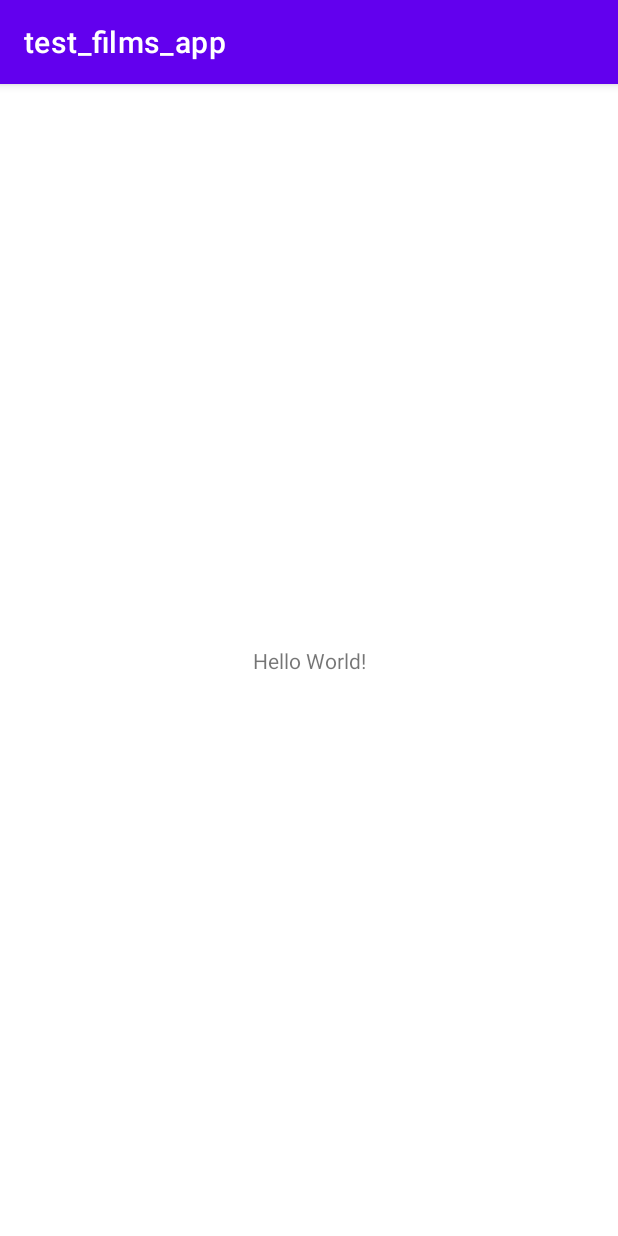
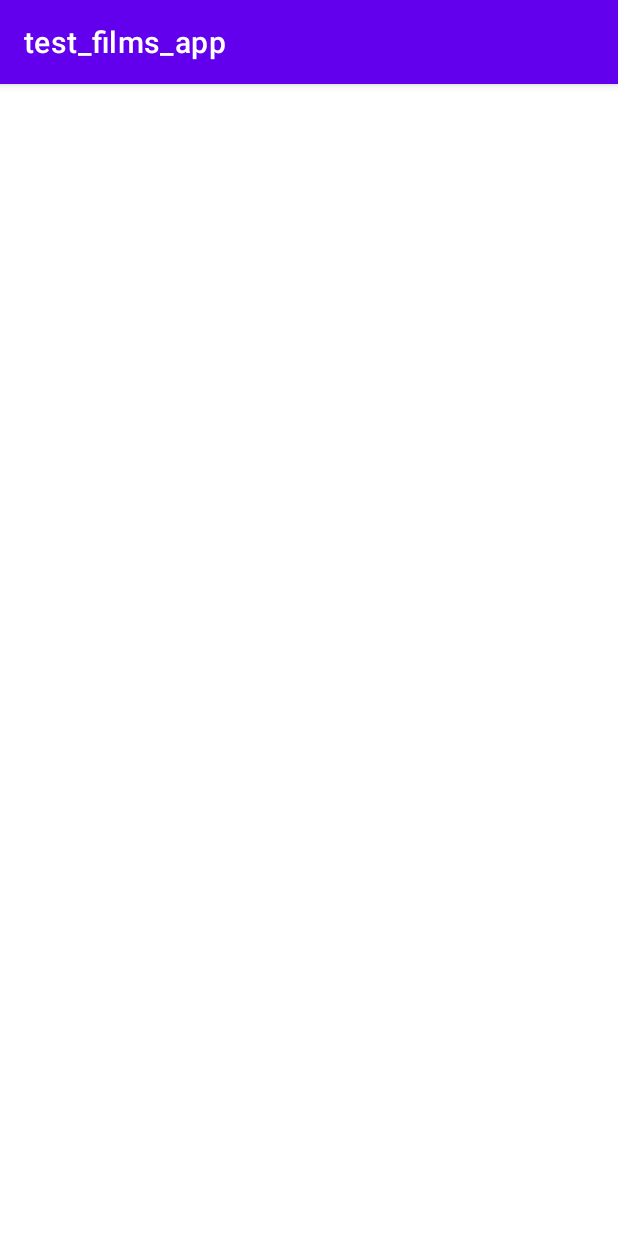
Before and after one commit to AntRevS/test_films_app, an Android app: the screen it shows after launch (MainActivity), on a phone screen of 412 x 824 dp. Run offline under Robolectric (Android 15) with nearby library versions, the phone set to English and light mode, and no system bars.

Commit message:
Update activity_main.xml

```diff
--- a/app/src/main/res/layout/activity_main.xml
+++ b/app/src/main/res/layout/activity_main.xml
@@ -4,15 +4,12 @@
     xmlns:tools="http://schemas.android.com/tools"
     android:layout_width="match_parent"
     android:layout_height="match_parent"
-    tools:context=".MainActivity">
+    tools:context=".presentation.MainActivity">
 
-    <TextView
-        android:layout_width="wrap_content"
-        android:layout_height="wrap_content"
-        android:text="Hello World!"
-        app:layout_constraintBottom_toBottomOf="parent"
-        app:layout_constraintLeft_toLeftOf="parent"
-        app:layout_constraintRight_toRightOf="parent"
-        app:layout_constraintTop_toTopOf="parent" />
+    <FrameLayout
+        android:id="@+id/main_container"
+        android:layout_width="match_parent"
+        android:layout_height="match_parent">
 
+    </FrameLayout>
 </androidx.constraintlayout.widget.ConstraintLayout>
```
